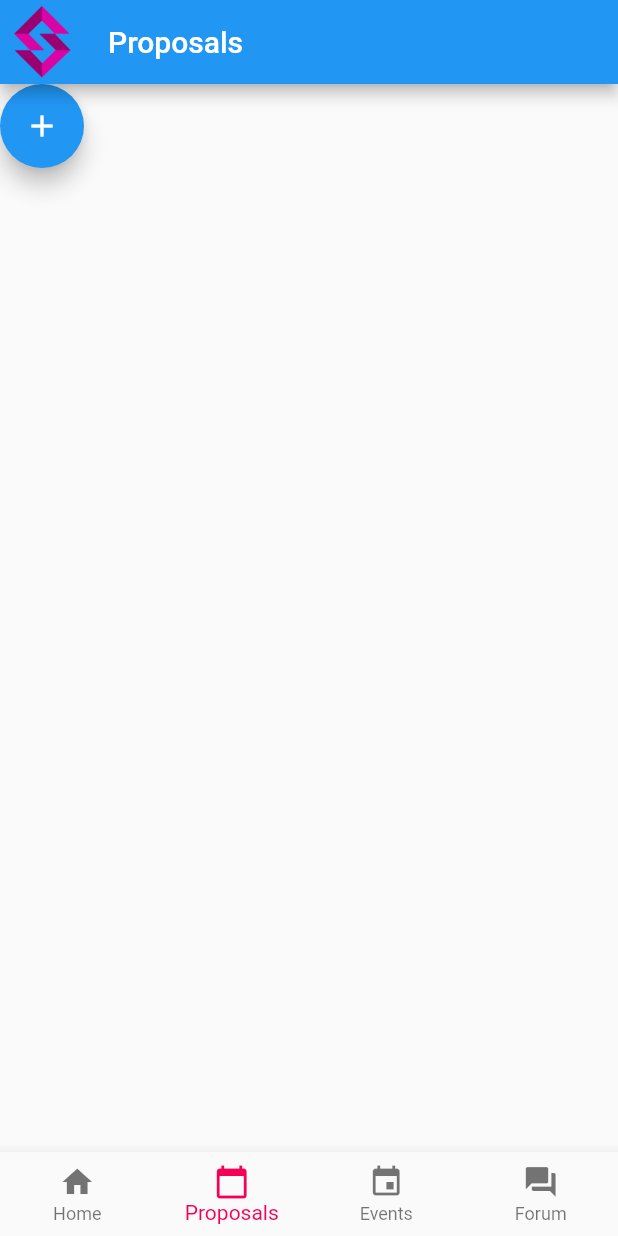
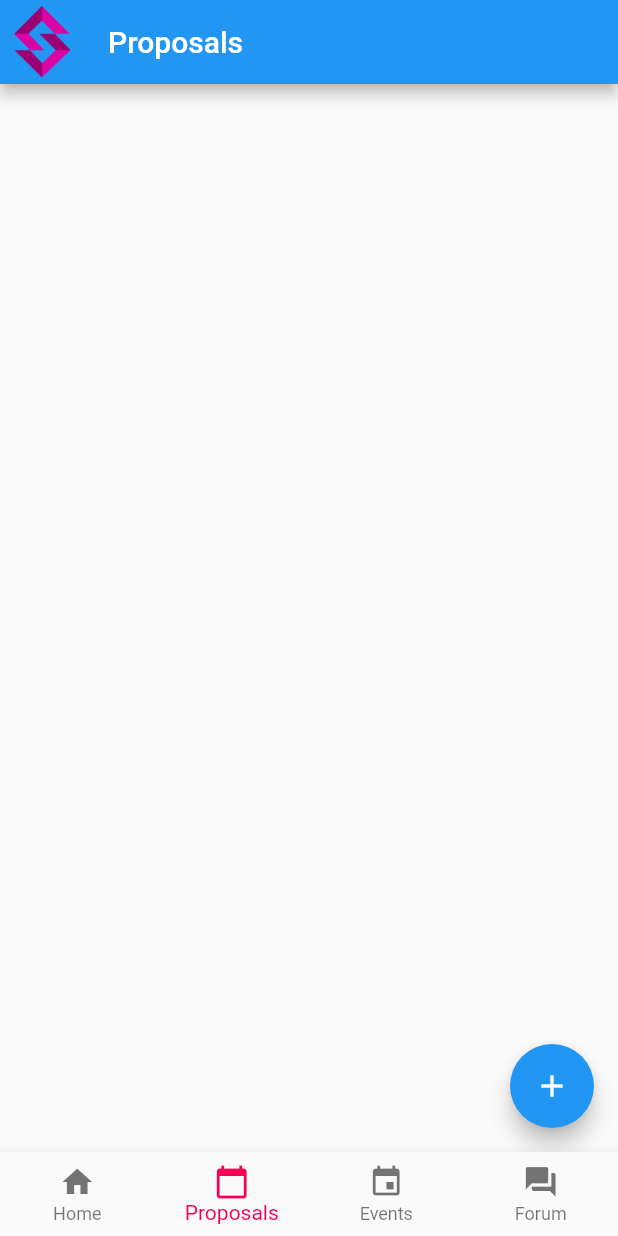
Before and after one commit to SolonEDU/solon-mobile, a Flutter app: the screen it shows after launch, item 2 of the bottom bar chosen, on a phone screen of 412 x 824 dp. Run offline on Flutter 3.47's test engine with Material 2 defaults, Android fonts, the phone set to English and light mode, and no system bars.

Commit message:
change proposal to scaffold

```diff
--- a/lib/main.dart
+++ b/lib/main.dart
@@ -51,7 +51,10 @@ class _MainState extends State<Main> {
       'title': Text('Events'),
       'widget': EventsScreen(),
     },
-    {'title': Text('Forum'), 'widget': ForumScreen()},
+    {
+      'title': Text('Forum'),
+      'widget': ForumScreen(),
+    },
   ];
 
   @override
--- a/lib/proposals_screen.dart
+++ b/lib/proposals_screen.dart
@@ -18,19 +18,17 @@ class _ProposalsScreenState extends State<ProposalsScreen> {
 
   @override
   Widget build(BuildContext context) {
-    return Stack(
-      children: <Widget>[
-        ListView.builder(
+    return Scaffold(
+      body: ListView.builder(
         itemCount: _proposalsList.length,
         itemBuilder: (BuildContext context, int index) {
           return _proposalsList[index];
         },
       ),
-        FloatingActionButton(
+      floatingActionButton: FloatingActionButton(
         child: Icon(Icons.add),
         onPressed: _addProposal,
-        )
-      ],
+      ),
     );
   }
 }
```
Lines whose indentation alone changed are shown as unchanged.
